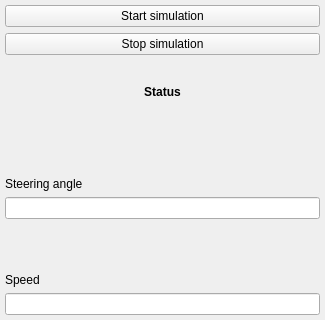
Before: the Qt Designer form qgis_swept_path_dockwidget_base.ui in lugafner/QgisSweptPath, drawn with Qt 5.
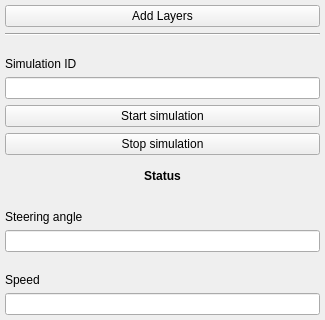
After: the same form once the commit is applied.

Commit message: Show simulation parameters

```diff
--- a/qgis_swept_path_dockwidget_base.ui
+++ b/qgis_swept_path_dockwidget_base.ui
@@ -27,13 +27,14 @@
     <property name="bottomMargin">
      <number>5</number>
     </property>
-    <item row="4" column="0">
-     <widget class="QLineEdit" name="txtSteeringAngle"/>
+    <item row="0" column="0">
+     <widget class="QPushButton" name="btnAddLayers">
+      <property name="text">
+       <string>Add Layers</string>
+      </property>
+     </widget>
     </item>
-    <item row="6" column="0">
-     <widget class="QLineEdit" name="txtSpeed"/>
-    </item>
-    <item row="5" column="0">
+    <item row="9" column="0">
      <widget class="QLabel" name="lblSpeed">
       <property name="text">
        <string>Speed</string>
@@ -43,17 +44,10 @@
       </property>
      </widget>
     </item>
-    <item row="3" column="0">
-     <widget class="QLabel" name="lblSteeringAngle">
-      <property name="text">
-       <string>Steering angle</string>
-      </property>
-      <property name="alignment">
-       <set>Qt::AlignBottom|Qt::AlignLeading|Qt::AlignLeft</set>
-      </property>
-     </widget>
+    <item row="10" column="0">
+     <widget class="QLineEdit" name="txtSpeed"/>
     </item>
-    <item row="2" column="0">
+    <item row="6" column="0">
      <widget class="QLabel" name="lblStatus">
       <property name="font">
        <font>
@@ -69,20 +63,53 @@
       </property>
      </widget>
     </item>
-    <item row="0" column="0">
+    <item row="8" column="0">
+     <widget class="QLineEdit" name="txtSteeringAngle"/>
+    </item>
+    <item row="1" column="0">
+     <widget class="Line" name="line1">
+      <property name="orientation">
+       <enum>Qt::Horizontal</enum>
+      </property>
+     </widget>
+    </item>
+    <item row="7" column="0">
+     <widget class="QLabel" name="lblSteeringAngle">
+      <property name="text">
+       <string>Steering angle</string>
+      </property>
+      <property name="alignment">
+       <set>Qt::AlignBottom|Qt::AlignLeading|Qt::AlignLeft</set>
+      </property>
+     </widget>
+    </item>
+    <item row="3" column="0">
+     <widget class="QLineEdit" name="txtSimulationId"/>
+    </item>
+    <item row="4" column="0">
      <widget class="QPushButton" name="btnStartSimulation">
       <property name="text">
        <string>Start simulation</string>
       </property>
      </widget>
     </item>
-    <item row="1" column="0">
+    <item row="5" column="0">
      <widget class="QPushButton" name="btnStopSimulation">
       <property name="text">
        <string>Stop simulation</string>
       </property>
      </widget>
     </item>
+    <item row="2" column="0">
+     <widget class="QLabel" name="lblSimulationId">
+      <property name="text">
+       <string>Simulation ID</string>
+      </property>
+      <property name="alignment">
+       <set>Qt::AlignBottom|Qt::AlignLeading|Qt::AlignLeft</set>
+      </property>
+     </widget>
+    </item>
    </layout>
   </widget>
  </widget>
```
